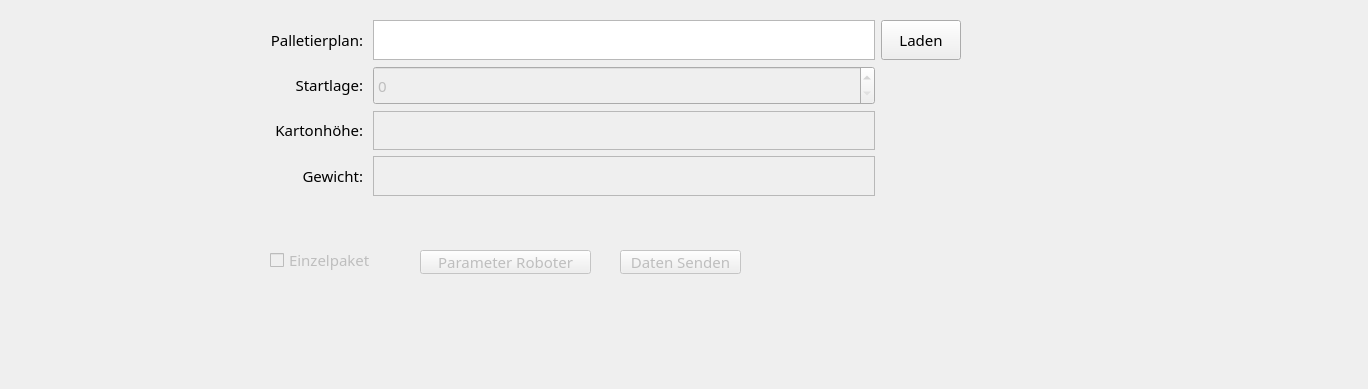
Above: MainWindow.ui from Snupai/MultipackParser before the change. Below: the same form after it.
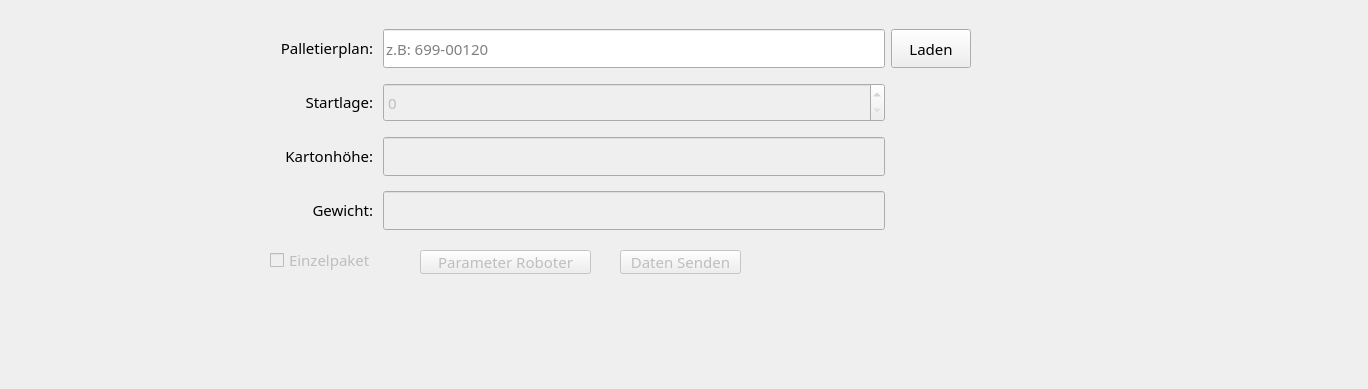
That is the form after the change. Icons and pictures are not drawn.

Commit message: Revamp layout and input handling in main window UI

Diff of the .ui file:
```diff
--- a/MainWindow.ui
+++ b/MainWindow.ui
@@ -225,15 +225,18 @@
     <widget class="QWidget" name="gridLayoutWidget">
      <property name="geometry">
       <rect>
-       <x>270</x>
+       <x>280</x>
        <y>20</y>
        <width>691</width>
-       <height>176</height>
+       <height>221</height>
       </rect>
      </property>
      <layout class="QGridLayout" name="gridLayout">
-      <item row="1" column="1">
-       <widget class="QSpinBox" name="spinBox">
+      <property name="topMargin">
+       <number>0</number>
+      </property>
+      <item row="1" column="2">
+       <widget class="QSpinBox" name="EingabeStartlage">
         <property name="enabled">
          <bool>false</bool>
         </property>
@@ -248,6 +251,31 @@
           <width>0</width>
           <height>39</height>
          </size>
+        </property>
+        <property name="maximumSize">
+         <size>
+          <width>16777215</width>
+          <height>39</height>
+         </size>
+        </property>
+        <property name="value">
+         <number>0</number>
+        </property>
+       </widget>
+      </item>
+      <item row="0" column="3">
+       <widget class="QPushButton" name="LadePallettenplan">
+        <property name="sizePolicy">
+         <sizepolicy hsizetype="Minimum" vsizetype="Minimum">
+          <horstretch>0</horstretch>
+          <verstretch>0</verstretch>
+         </sizepolicy>
+        </property>
+        <property name="cursor">
+         <cursorShape>PointingHandCursor</cursorShape>
+        </property>
+        <property name="text">
+         <string>Laden</string>
         </property>
        </widget>
       </item>
@@ -261,22 +289,6 @@
         </property>
        </widget>
       </item>
-      <item row="2" column="1">
-       <widget class="QPlainTextEdit" name="EingabeStartlage_2">
-        <property name="enabled">
-         <bool>false</bool>
-        </property>
-        <property name="minimumSize">
-         <size>
-          <width>0</width>
-          <height>39</height>
-         </size>
-        </property>
-        <property name="plainText">
-         <string/>
-        </property>
-       </widget>
-      </item>
       <item row="3" column="0">
        <widget class="QLabel" name="label_4">
         <property name="layoutDirection">
@@ -287,22 +299,6 @@
         </property>
        </widget>
       </item>
-      <item row="3" column="1">
-       <widget class="QPlainTextEdit" name="EingabeStartlage_3">
-        <property name="enabled">
-         <bool>false</bool>
-        </property>
-        <property name="minimumSize">
-         <size>
-          <width>0</width>
-          <height>39</height>
-         </size>
-        </property>
-        <property name="plainText">
-         <string/>
-        </property>
-       </widget>
-      </item>
       <item row="0" column="0">
        <widget class="QLabel" name="label">
         <property name="layoutDirection">
@@ -313,31 +309,6 @@
         </property>
        </widget>
       </item>
-      <item row="0" column="1">
-       <widget class="QPlainTextEdit" name="EingabePallettenplan">
-        <property name="minimumSize">
-         <size>
-          <width>0</width>
-          <height>39</height>
-         </size>
-        </property>
-        <property name="cursor" stdset="0">
-         <cursorShape>IBeamCursor</cursorShape>
-        </property>
-        <property name="inputMethodHints">
-         <set>Qt::InputMethodHint::ImhNone</set>
-        </property>
-        <property name="plainText">
-         <string/>
-        </property>
-        <property name="overwriteMode">
-         <bool>false</bool>
-        </property>
-        <property name="placeholderText">
-         <string>e.g. 699-00280</string>
-        </property>
-       </widget>
-      </item>
       <item row="1" column="0">
        <widget class="QLabel" name="label_2">
         <property name="layoutDirection">
@@ -348,19 +319,63 @@
         </property>
        </widget>
       </item>
+      <item row="2" column="2">
+       <widget class="QLineEdit" name="EingabeKartonhoehe">
+        <property name="enabled">
+         <bool>false</bool>
+        </property>
+        <property name="minimumSize">
+         <size>
+          <width>0</width>
+          <height>39</height>
+         </size>
+        </property>
+        <property name="maximumSize">
+         <size>
+          <width>16777215</width>
+          <height>39</height>
+         </size>
+        </property>
+        <property name="inputMethodHints">
+         <set>Qt::InputMethodHint::ImhDigitsOnly</set>
+        </property>
+        <property name="clearButtonEnabled">
+         <bool>false</bool>
+        </property>
+       </widget>
+      </item>
+      <item row="3" column="2">
+       <widget class="QLineEdit" name="EingabeKartonGewicht">
+        <property name="enabled">
+         <bool>false</bool>
+        </property>
+        <property name="minimumSize">
+         <size>
+          <width>0</width>
+          <height>39</height>
+         </size>
+        </property>
+        <property name="inputMethodHints">
+         <set>Qt::InputMethodHint::ImhDigitsOnly|Qt::InputMethodHint::ImhFormattedNumbersOnly</set>
+        </property>
+       </widget>
+      </item>
       <item row="0" column="2">
-       <widget class="QPushButton" name="LadePallettenplan">
-        <property name="sizePolicy">
-         <sizepolicy hsizetype="Minimum" vsizetype="Minimum">
-          <horstretch>0</horstretch>
-          <verstretch>0</verstretch>
-         </sizepolicy>
+       <widget class="QLineEdit" name="EingabePallettenplan">
+        <property name="minimumSize">
+         <size>
+          <width>0</width>
+          <height>39</height>
+         </size>
         </property>
-        <property name="cursor">
-         <cursorShape>PointingHandCursor</cursorShape>
+        <property name="maximumSize">
+         <size>
+          <width>16777215</width>
+          <height>39</height>
+         </size>
         </property>
-        <property name="text">
-         <string>Laden</string>
+        <property name="placeholderText">
+         <string>z.B: 699-00120</string>
         </property>
        </widget>
       </item>
```
The commit also changes 1 other file.
